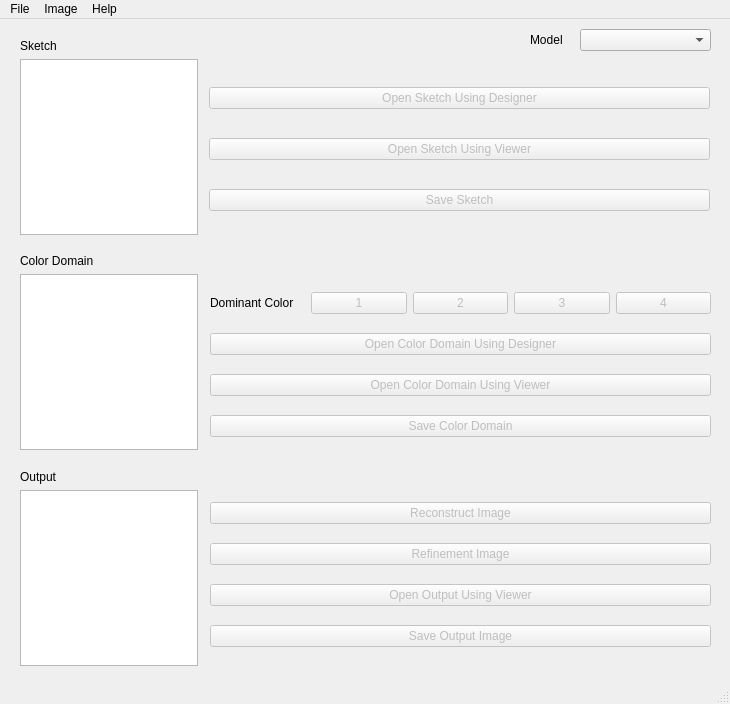
Before: the Qt Designer form simple_demo.ui in stevevan00/PI-REC, drawn with Qt 5.
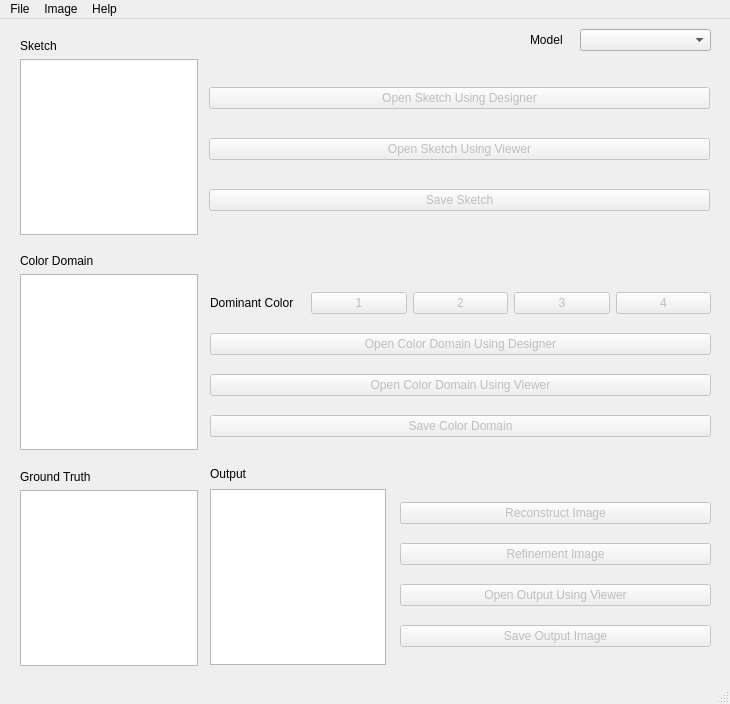
After: the same form once the commit is applied. Icons and pictures are not drawn.

What changed in the file:
```diff
--- a/simple_demo.ui
+++ b/simple_demo.ui
@@ -109,14 +109,14 @@
       </spacer>
      </item>
      <item>
-      <widget class="QLabel" name="label_3">
+      <widget class="QLabel" name="label_6">
        <property name="text">
-        <string>Output</string>
+        <string>Ground Truth</string>
        </property>
       </widget>
      </item>
      <item>
-      <widget class="QGraphicsView" name="outputGraphicsView">
+      <widget class="QGraphicsView" name="gtGraphicsView">
        <property name="sizePolicy">
         <sizepolicy hsizetype="Minimum" vsizetype="Minimum">
          <horstretch>0</horstretch>
@@ -277,9 +277,9 @@
    <widget class="QWidget" name="verticalLayoutWidget_4">
     <property name="geometry">
      <rect>
-      <x>210</x>
+      <x>400</x>
       <y>470</y>
-      <width>501</width>
+      <width>311</width>
       <height>171</height>
      </rect>
     </property>
@@ -349,6 +349,47 @@
      <string>Model</string>
     </property>
    </widget>
+   <widget class="QLabel" name="label_3">
+    <property name="geometry">
+     <rect>
+      <x>210</x>
+      <y>447</y>
+      <width>176</width>
+      <height>16</height>
+     </rect>
+    </property>
+    <property name="text">
+     <string>Output</string>
+    </property>
+   </widget>
+   <widget class="QGraphicsView" name="outputGraphicsView">
+    <property name="geometry">
+     <rect>
+      <x>210</x>
+      <y>470</y>
+      <width>176</width>
+      <height>176</height>
+     </rect>
+    </property>
+    <property name="sizePolicy">
+     <sizepolicy hsizetype="Minimum" vsizetype="Minimum">
+      <horstretch>0</horstretch>
+      <verstretch>0</verstretch>
+     </sizepolicy>
+    </property>
+    <property name="minimumSize">
+     <size>
+      <width>176</width>
+      <height>176</height>
+     </size>
+    </property>
+    <property name="verticalScrollBarPolicy">
+     <enum>Qt::ScrollBarAlwaysOff</enum>
+    </property>
+    <property name="horizontalScrollBarPolicy">
+     <enum>Qt::ScrollBarAlwaysOff</enum>
+    </property>
+   </widget>
   </widget>
   <widget class="QMenuBar" name="menubar">
    <property name="geometry">
```
